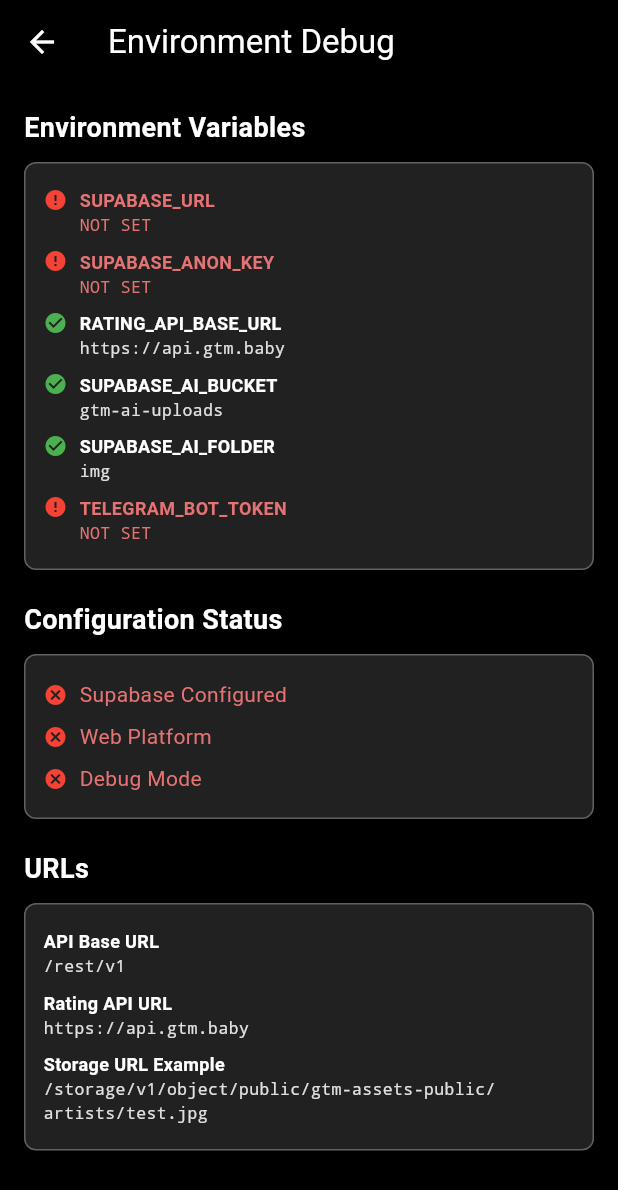
After one commit to fhd3v0p/GTM8, a Flutter app: the EnvDebugScreen screen opened directly, on a phone screen of 412 x 824 dp. The commit adds this screen. Shown: the top 1190 px of the screen. Run offline on Flutter 3.47's test engine with Material 3 defaults, Android fonts, the phone set to English and light mode, and no system bars; our stand-ins replace shared_preferences, slide_to_act, supabase_flutter; missing offline and left inert: dart:html, dart:js, telegram_web_app; accounts and stored records are empty; Roboto replaces fonts that are missing (NauryzKeds, OpenSans); project files that could hold a hidden picture were left out.

Commit message:
🔧 Add environment variables debugging tools
- Add detailed environment variables logging in main.dart
- Create EnvDebugScreen for visual inspection of env vars
- Add ENV Debug button to splash screen for easy access
- Create VERCEL_ENV_SETUP.md with setup instructions
- Improve error handling and debugging capabilities

```diff
--- a/lib/main.dart
+++ b/lib/main.dart
@@ -7,7 +7,7 @@ import 'package:supabase_flutter/supabase_flutter.dart';
 Future<void> main() async {
   WidgetsFlutterBinding.ensureInitialized();
 
-  // Получение environment variables через --dart-define (Netlify)
+  // Получение environment variables через --dart-define (Vercel)
   print('🔍 Loading environment variables...');
 
   // Инициализация Supabase с безопасной проверкой
@@ -15,9 +15,14 @@ Future<void> main() async {
     // Используем compile-time constants вместо dotenv
     const supabaseUrl = String.fromEnvironment('SUPABASE_URL');
     const supabaseAnonKey = String.fromEnvironment('SUPABASE_ANON_KEY');
+    const ratingApiUrl = String.fromEnvironment('RATING_API_BASE_URL');
+    const telegramToken = String.fromEnvironment('TELEGRAM_BOT_TOKEN');
 
-    print('🔍 SUPABASE_URL: ${supabaseUrl.isNotEmpty ? "found" : "missing"}');
-    print('🔍 SUPABASE_ANON_KEY: ${supabaseAnonKey.isNotEmpty ? "found" : "missing"}');
+    print('🔍 Environment Variables Status:');
+    print('  SUPABASE_URL: ${supabaseUrl.isNotEmpty ? "✅ found (${supabaseUrl.substring(0, 20)}...)" : "❌ missing"}');
+    print('  SUPABASE_ANON_KEY: ${supabaseAnonKey.isNotEmpty ? "✅ found (${supabaseAnonKey.substring(0, 10)}...)" : "❌ missing"}');
+    print('  RATING_API_BASE_URL: ${ratingApiUrl.isNotEmpty ? "✅ found ($ratingApiUrl)" : "❌ missing"}');
+    print('  TELEGRAM_BOT_TOKEN: ${telegramToken.isNotEmpty ? "✅ found" : "❌ missing"}');
 
     if (supabaseUrl.isNotEmpty && supabaseAnonKey.isNotEmpty) {
       await Supabase.initialize(
--- /dev/null
+++ b/lib/screens/env_debug_screen.dart
@@ -0,0 +1,178 @@
+import 'package:flutter/material.dart';
+import 'package:flutter/foundation.dart';
+import '../config/api_config.dart';
+
+class EnvDebugScreen extends StatelessWidget {
+  const EnvDebugScreen({super.key});
+
+  @override
+  Widget build(BuildContext context) {
+    return Scaffold(
+      backgroundColor: Colors.black,
+      appBar: AppBar(
+        title: const Text('Environment Debug', style: TextStyle(color: Colors.white)),
+        backgroundColor: Colors.black,
+        leading: IconButton(
+          icon: const Icon(Icons.arrow_back, color: Colors.white),
+          onPressed: () => Navigator.pop(context),
+        ),
+      ),
+      body: Padding(
+        padding: const EdgeInsets.all(16.0),
+        child: SingleChildScrollView(
+          child: Column(
+            crossAxisAlignment: CrossAxisAlignment.start,
+            children: [
+              _buildSection('Environment Variables', [
+                _buildEnvVar('SUPABASE_URL', ApiConfig.supabaseUrl),
+                _buildEnvVar('SUPABASE_ANON_KEY', ApiConfig.supabaseAnonKey),
+                _buildEnvVar('RATING_API_BASE_URL', ApiConfig.ratingApiBaseUrl),
+                _buildEnvVar('SUPABASE_AI_BUCKET', ApiConfig.aiUploadsBucket),
+                _buildEnvVar('SUPABASE_AI_FOLDER', ApiConfig.aiUploadsFolder),
+                _buildEnvVar('TELEGRAM_BOT_TOKEN', ApiConfig.telegramBotToken),
+              ]),
+              const SizedBox(height: 20),
+              _buildSection('Configuration Status', [
+                _buildStatusItem('Supabase Configured', ApiConfig.isConfigured),
+                _buildStatusItem('Web Platform', kIsWeb),
+                _buildStatusItem('Debug Mode', kDebugMode),
+              ]),
+              const SizedBox(height: 20),
+              _buildSection('URLs', [
+                _buildUrlItem('API Base URL', ApiConfig.apiBaseUrl),
+                _buildUrlItem('Rating API URL', ApiConfig.ratingApiBaseUrl),
+                _buildUrlItem('Storage URL Example', ApiConfig.getStorageUrl('artists', 'test.jpg')),
+              ]),
+            ],
+          ),
+        ),
+      ),
+    );
+  }
+
+  Widget _buildSection(String title, List<Widget> children) {
+    return Column(
+      crossAxisAlignment: CrossAxisAlignment.start,
+      children: [
+        Text(
+          title,
+          style: const TextStyle(
+            color: Colors.white,
+            fontSize: 18,
+            fontWeight: FontWeight.bold,
+            fontFamily: 'NauryzKeds',
+          ),
+        ),
+        const SizedBox(height: 10),
+        Container(
+          width: double.infinity,
+          padding: const EdgeInsets.all(12),
+          decoration: BoxDecoration(
+            color: Colors.grey[900],
+            borderRadius: BorderRadius.circular(8),
+            border: Border.all(color: Colors.grey[700]!),
+          ),
+          child: Column(
+            crossAxisAlignment: CrossAxisAlignment.start,
+            children: children,
+          ),
+        ),
+      ],
+    );
+  }
+
+  Widget _buildEnvVar(String name, String value) {
+    final bool hasValue = value.isNotEmpty;
+    final String displayValue = hasValue
+        ? (value.length > 50 ? '${value.substring(0, 30)}...' : value)
+        : 'NOT SET';
+
+    return Padding(
+      padding: const EdgeInsets.symmetric(vertical: 4),
+      child: Row(
+        crossAxisAlignment: CrossAxisAlignment.start,
+        children: [
+          Icon(
+            hasValue ? Icons.check_circle : Icons.error,
+            color: hasValue ? Colors.green : Colors.red,
+            size: 16,
+          ),
+          const SizedBox(width: 8),
+          Expanded(
+            child: Column(
+              crossAxisAlignment: CrossAxisAlignment.start,
+              children: [
+                Text(
+                  name,
+                  style: TextStyle(
+                    color: hasValue ? Colors.white : Colors.red[300],
+                    fontWeight: FontWeight.bold,
+                    fontSize: 12,
+                  ),
+                ),
+                Text(
+                  displayValue,
+                  style: TextStyle(
+                    color: hasValue ? Colors.grey[300] : Colors.red[300],
+                    fontSize: 11,
+                    fontFamily: 'monospace',
+                  ),
+                ),
+              ],
+            ),
+          ),
+        ],
+      ),
+    );
+  }
+
+  Widget _buildStatusItem(String name, bool status) {
+    return Padding(
+      padding: const EdgeInsets.symmetric(vertical: 4),
+      child: Row(
+        children: [
+          Icon(
+            status ? Icons.check_circle : Icons.cancel,
+            color: status ? Colors.green : Colors.red,
+            size: 16,
+          ),
+          const SizedBox(width: 8),
+          Text(
+            name,
+            style: TextStyle(
+              color: status ? Colors.white : Colors.red[300],
+              fontSize: 14,
+            ),
+          ),
+        ],
+      ),
+    );
+  }
+
+  Widget _buildUrlItem(String name, String url) {
+    return Padding(
+      padding: const EdgeInsets.symmetric(vertical: 4),
+      child: Column(
+        crossAxisAlignment: CrossAxisAlignment.start,
+        children: [
+          Text(
+            name,
+            style: const TextStyle(
+              color: Colors.white,
+              fontWeight: FontWeight.bold,
+              fontSize: 12,
+            ),
+          ),
+          Text(
+            url.isNotEmpty ? url : 'NOT CONFIGURED',
+            style: TextStyle(
+              color: url.isNotEmpty ? Colors.grey[300] : Colors.red[300],
+              fontSize: 11,
+              fontFamily: 'monospace',
+            ),
+          ),
+        ],
+      ),
+    );
+  }
+}
--- a/lib/screens/splash_screen.dart
+++ b/lib/screens/splash_screen.dart
@@ -1,6 +1,7 @@
 import 'package:flutter/material.dart';
 import 'package:flutter/foundation.dart';
 import 'welcome_screen.dart';
+import 'env_debug_screen.dart';
 import '../services/telegram_webapp_service.dart';
 import 'dart:math';
 
@@ -305,6 +306,41 @@ class _SplashScreenState extends State<SplashScreen> {
                 ),
               ),
             ),
+
+          // Кнопка диагностики environment переменных
+          if (kIsWeb)
+            Positioned(
+              bottom: MediaQuery.of(context).size.height * 0.10,
+              left: 16,
+              child: GestureDetector(
+                onTap: () {
+                  print('🔍 Environment debug button tapped');
+                  try {
+                    Navigator.of(context).push(
+                      MaterialPageRoute(builder: (_) => const EnvDebugScreen()),
+                    );
+                    print('✅ Environment debug navigation completed');
+                  } catch (e) {
+                    print('❌ Environment debug navigation failed: $e');
+                  }
+                },
+                child: Container(
+                  padding: const EdgeInsets.symmetric(horizontal: 16, vertical: 8),
+                  decoration: BoxDecoration(
+                    color: Colors.blue.withOpacity(0.7),
+                    borderRadius: BorderRadius.circular(20),
+                  ),
+                  child: const Text(
+                    'ENV Debug',
+                    style: TextStyle(
+                      color: Colors.white,
+                      fontSize: 14,
+                      fontFamily: 'NauryzKeds',
+                    ),
+                  ),
+                ),
+              ),
+            ),
         ],
       ),
     );
```
Also changed, not shown: 1 other file.
